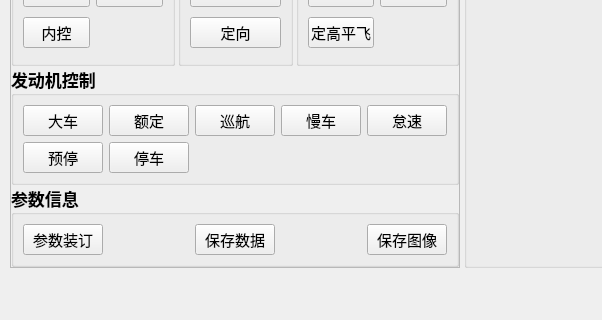
Before: the Qt Designer form QtAppV1/MainRhapsody.ui in bigonestep/flight-control-simulation, drawn with Qt 5; both pictures show x 0 to 602 and y 573 to 893 of the 1290 by 893 pixel window.
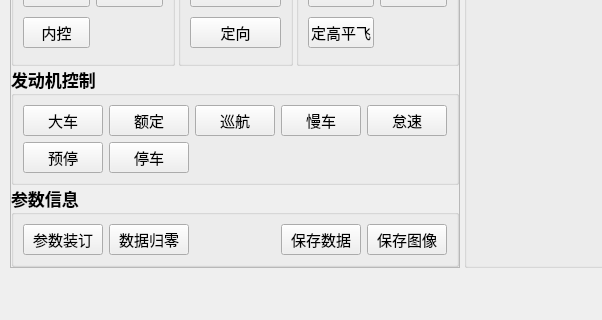
After: the same form once the commit is applied. Icons and pictures are not drawn. Custom widgets are drawn as their Qt base class.

```diff
--- a/QtAppV1/MainRhapsody.ui
+++ b/QtAppV1/MainRhapsody.ui
@@ -2232,7 +2232,28 @@
           </widget>
          </item>
          <item>
-          <spacer name="horizontalSpacer">
+          <widget class="QPushButton" name="zeroingButton">
+           <property name="minimumSize">
+            <size>
+             <width>0</width>
+             <height>31</height>
+            </size>
+           </property>
+           <property name="font">
+            <font>
+             <family>微软雅黑</family>
+             <pointsize>11</pointsize>
+             <weight>50</weight>
+             <bold>false</bold>
+            </font>
+           </property>
+           <property name="text">
+            <string>数据归零</string>
+           </property>
+          </widget>
+         </item>
+         <item>
+          <spacer name="horizontalSpacer_2">
            <property name="orientation">
             <enum>Qt::Horizontal</enum>
            </property>
@@ -2265,19 +2286,6 @@
            </property>
           </widget>
          </item>
-         <item>
-          <spacer name="horizontalSpacer_2">
-           <property name="orientation">
-            <enum>Qt::Horizontal</enum>
-           </property>
-           <property name="sizeHint" stdset="0">
-            <size>
-             <width>40</width>
-             <height>20</height>
-            </size>
-           </property>
-          </spacer>
-         </item>
          <item>
           <widget class="QPushButton" name="saveFigButton">
            <property name="minimumSize">
```
